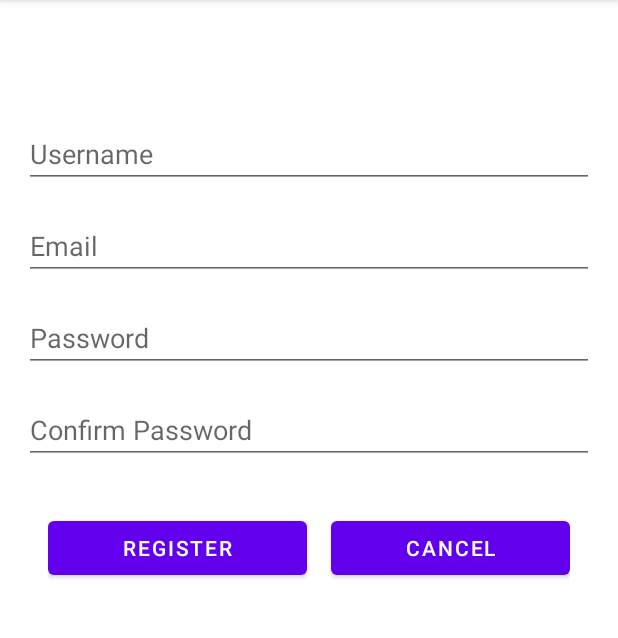
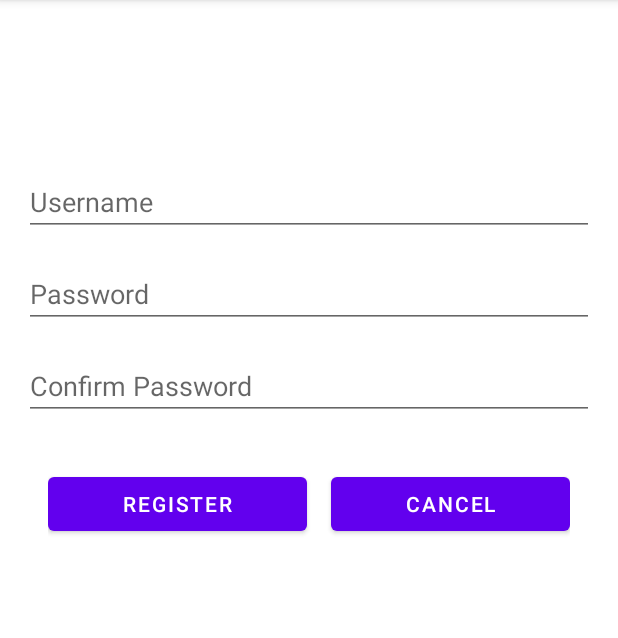
Before and after one commit to Gustavo-F/Programacao-Dispositivos-Moveis, an Android app: the RegisterFragment screen opened through its navigation route, on a phone screen of 412 x 824 dp, the part 84-722 px from its top. Run offline under Robolectric (Android 15) with nearby library versions, the phone set to English and light mode, and no system bars.

Commit message:
Campo de email removido

```diff
--- a/AppGames/app/src/main/res/layout/fragment_register.xml
+++ b/AppGames/app/src/main/res/layout/fragment_register.xml
@@ -10,7 +10,7 @@
     <LinearLayout
         android:layout_width="match_parent"
         android:layout_height="wrap_content"
-        android:layout_marginTop="64dp"
+        android:layout_marginTop="96dp"
         android:orientation="vertical"
         android:padding="16dp"
         app:layout_constraintTop_toTopOf="parent"
@@ -20,17 +20,8 @@
             android:id="@+id/usernameRegisterEditText"
             android:layout_width="match_parent"
             android:layout_height="wrap_content"
-            android:ems="10"
             android:hint="@string/username"
             android:inputType="textPersonName" />
-
-        <EditText
-            android:id="@+id/emailEditText"
-            android:layout_width="match_parent"
-            android:layout_height="wrap_content"
-            android:layout_marginTop="16dp"
-            android:hint="@string/email"
-            android:inputType="textEmailAddress" />
 
         <EditText
             android:id="@+id/passwordRegisterEditText"
```
